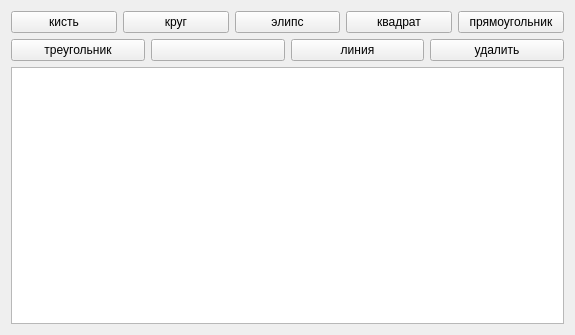
Old version of the form widget.ui in the repository mikilanjlo/like.
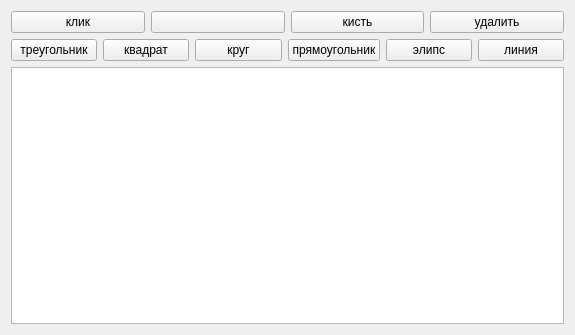
New version of the form.

```diff
--- a/widget.ui
+++ b/widget.ui
@@ -20,6 +20,20 @@
       <layout class="QVBoxLayout" name="verticalLayout">
        <item>
         <layout class="QHBoxLayout" name="horizontalLayout">
+         <item>
+          <widget class="QPushButton" name="klick">
+           <property name="text">
+            <string>клик</string>
+           </property>
+          </widget>
+         </item>
+         <item>
+          <widget class="QPushButton" name="kraska">
+           <property name="text">
+            <string/>
+           </property>
+          </widget>
+         </item>
          <item>
           <widget class="QPushButton" name="kist">
            <property name="text">
@@ -28,6 +42,31 @@
           </widget>
          </item>
          <item>
+          <widget class="QPushButton" name="deletebut">
+           <property name="text">
+            <string>удалить</string>
+           </property>
+          </widget>
+         </item>
+        </layout>
+       </item>
+       <item>
+        <layout class="QHBoxLayout" name="horizontalLayout_2">
+         <item>
+          <widget class="QPushButton" name="treugolnik">
+           <property name="text">
+            <string>треугольник</string>
+           </property>
+          </widget>
+         </item>
+         <item>
+          <widget class="QPushButton" name="kvadrat">
+           <property name="text">
+            <string>квадрат</string>
+           </property>
+          </widget>
+         </item>
+         <item>
           <widget class="QPushButton" name="krug">
            <property name="acceptDrops">
             <bool>false</bool>
@@ -46,20 +85,6 @@
            </property>
           </widget>
          </item>
-         <item>
-          <widget class="QPushButton" name="elipse">
-           <property name="text">
-            <string>элипс</string>
-           </property>
-          </widget>
-         </item>
-         <item>
-          <widget class="QPushButton" name="kvadrat">
-           <property name="text">
-            <string>квадрат</string>
-           </property>
-          </widget>
-         </item>
          <item>
           <widget class="QPushButton" name="prymougolnic">
            <property name="text">
@@ -67,21 +92,10 @@
            </property>
           </widget>
          </item>
-        </layout>
-       </item>
-       <item>
-        <layout class="QHBoxLayout" name="horizontalLayout_2">
          <item>
-          <widget class="QPushButton" name="treugolnik">
+          <widget class="QPushButton" name="elipse">
            <property name="text">
-            <string>треугольник</string>
-           </property>
-          </widget>
-         </item>
-         <item>
-          <widget class="QPushButton" name="kraska">
-           <property name="text">
-            <string/>
+            <string>элипс</string>
            </property>
           </widget>
          </item>
@@ -92,13 +106,6 @@
            </property>
           </widget>
          </item>
-         <item>
-          <widget class="QPushButton" name="deletebut">
-           <property name="text">
-            <string>удалить</string>
-           </property>
-          </widget>
-         </item>
         </layout>
        </item>
       </layout>
```
